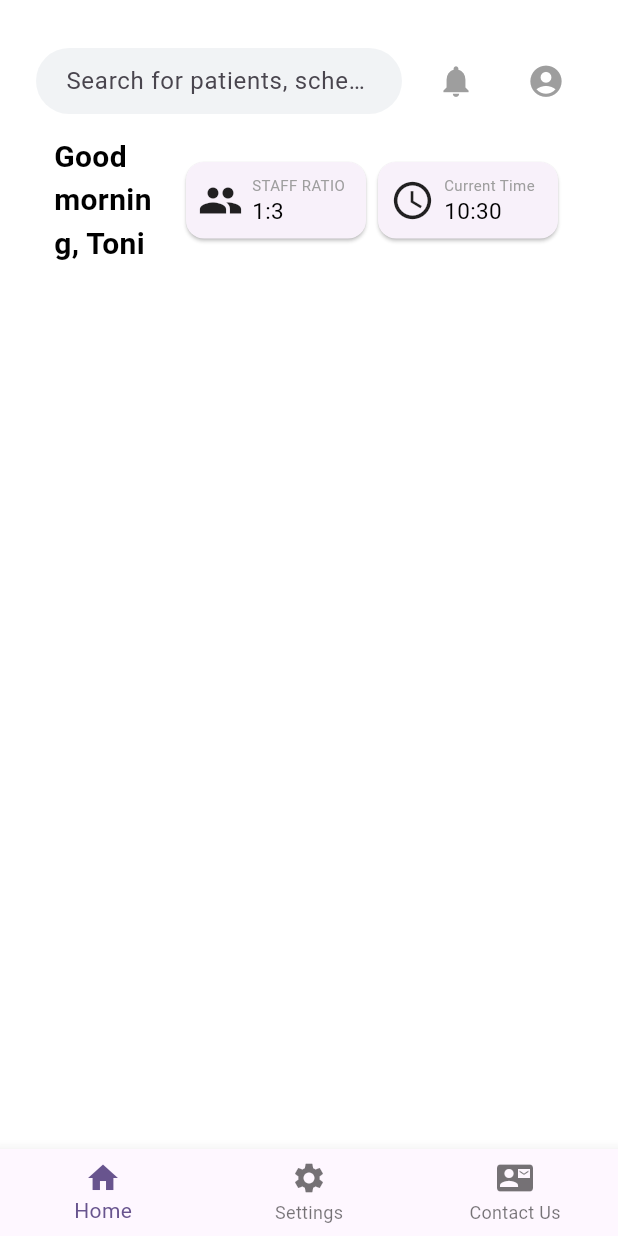
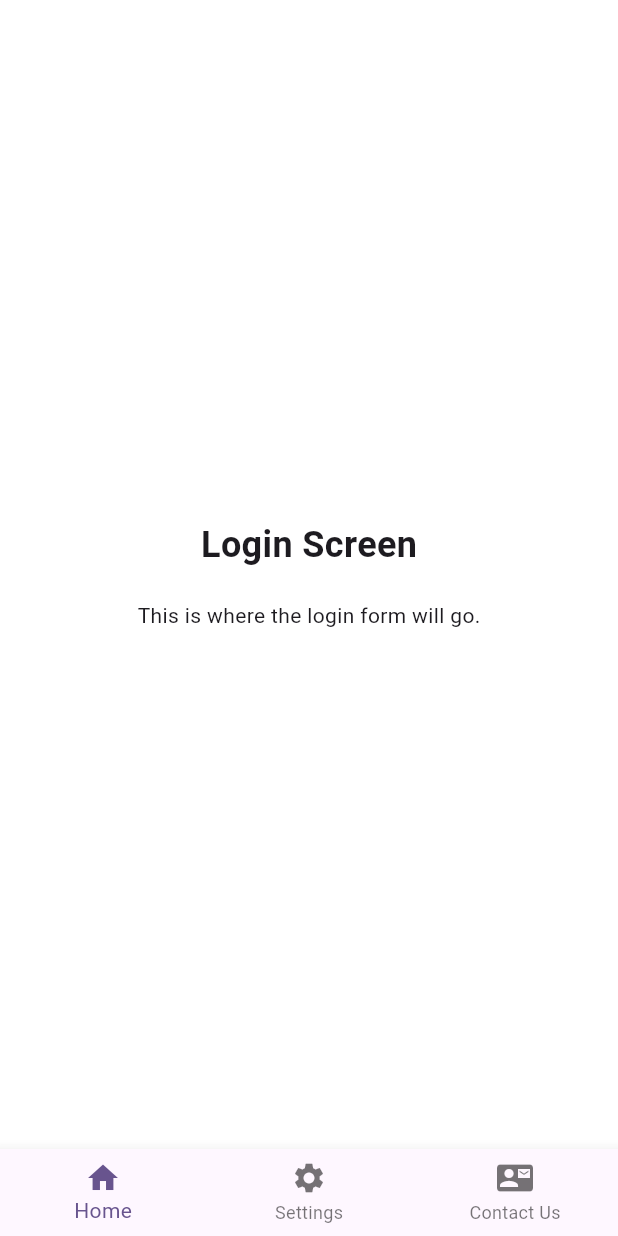
Before and after one commit to ToniF03/nursery, a Flutter app: the screen it shows after launch, on a phone screen of 412 x 824 dp. Run offline on Flutter 3.47's test engine with Material 3 defaults, Android fonts, the phone set to English and light mode, and no system bars.

Commit message:
Add LoginScreen widget and integrate authentication logic in main layout

```diff
--- a/lib/main.dart
+++ b/lib/main.dart
@@ -1,5 +1,6 @@
 import 'package:flutter/material.dart';
 import 'package:nursery/screens/dashboard.dart';
+import 'package:nursery/screens/login/login_screen.dart';
 
 void main() {
   runApp(const MyApp());
@@ -125,12 +126,13 @@ class _MyHomePageState extends State<MyHomePage> {
     return LayoutBuilder(
       builder: (context, constraints) {
         final bool isDesktop = constraints.maxWidth >= 900;
+        bool isLoggedIn = false; // This should be managed by your authentication logic
 
         return Scaffold(
           body: Row(
             children: [
-              if (isDesktop) _buildSidebar(),
-              Expanded(child: Dashboard()),
+              if (isDesktop && isLoggedIn) _buildSidebar(),
+              Expanded(child: isLoggedIn ? const Dashboard() : const LoginScreen()),
             ],
           ),
           bottomNavigationBar: isDesktop
--- /dev/null
+++ b/lib/screens/login/login_screen.dart
@@ -0,0 +1,31 @@
+import 'package:flutter/material.dart';
+
+class LoginScreen extends StatefulWidget {
+  const LoginScreen({super.key});
+
+  @override
+  State<LoginScreen> createState() => _LoginScreenState();
+}
+
+class _LoginScreenState extends State<LoginScreen> {
+  @override
+  Widget build(BuildContext context) {
+    return Scaffold(
+      body: Center(
+        child: Center(
+          child: Column(
+            mainAxisAlignment: MainAxisAlignment.center,
+            children: const [
+              Text(
+                'Login Screen',
+                style: TextStyle(fontSize: 24, fontWeight: FontWeight.bold),
+              ),
+              SizedBox(height: 20),
+              Text('This is where the login form will go.'),
+            ],
+          ),
+        ),
+      ),
+    );
+  }
+}
```
